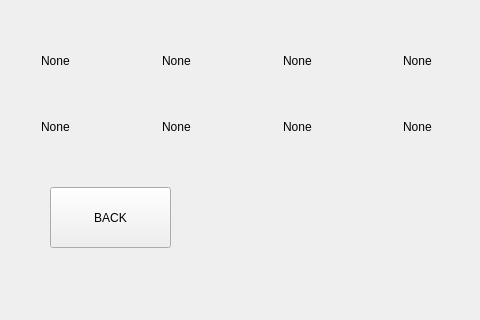
Qt form vocaloid/gui/melodywindow.ui (hw9603/Easy-Sing) before a commit; both pictures show x 0 to 480 and y 280 to 600 of the 800 by 600 pixel window.
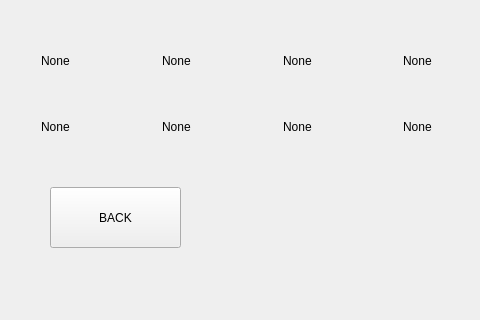
The same form after that commit.

Patch:
```diff
--- a/vocaloid/gui/melodywindow.ui
+++ b/vocaloid/gui/melodywindow.ui
@@ -31,7 +31,7 @@
      <rect>
       <x>50</x>
       <y>450</y>
-      <width>121</width>
+      <width>131</width>
       <height>61</height>
      </rect>
     </property>
```
Left out of the diff: 4 changed lines with no effect on the pictures.
